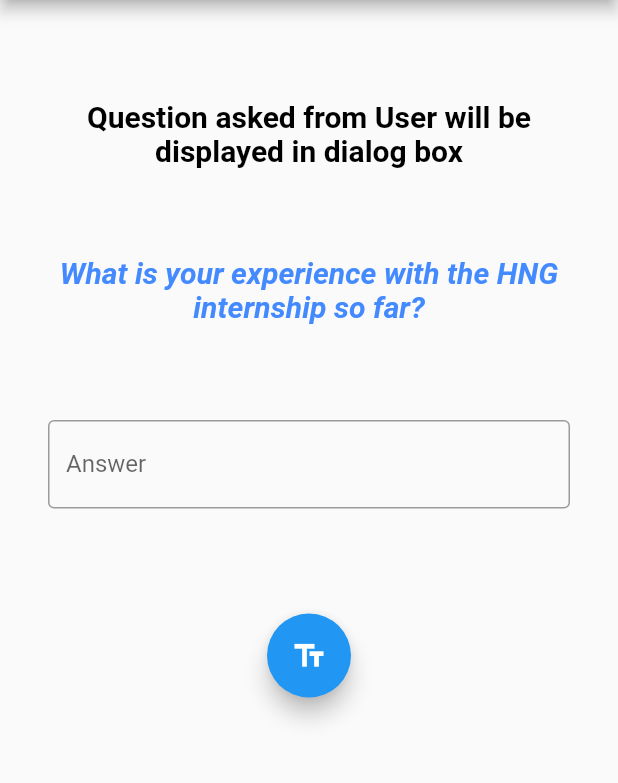
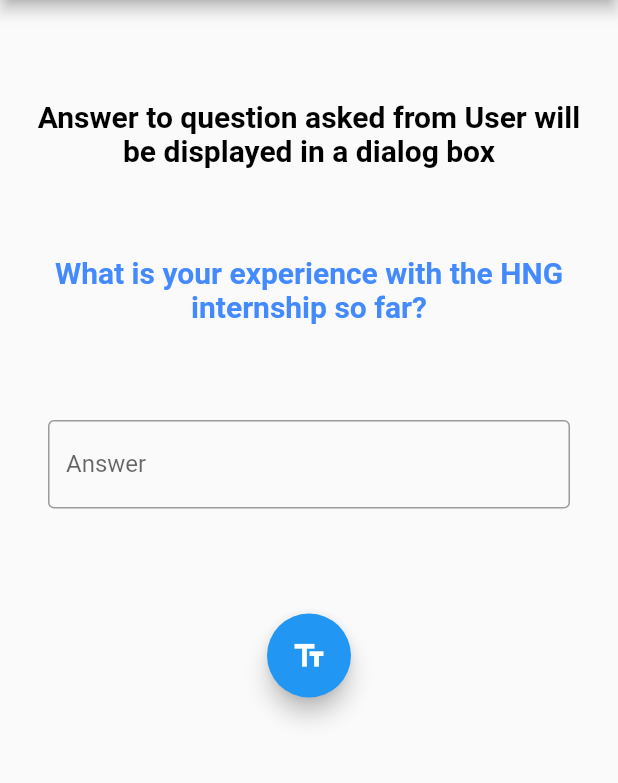
Before and after one commit to eunicePops/user_input_display, a Flutter app: the screen it shows after launch, on a phone screen of 412 x 824 dp, the part 84-867 px from its top. Run offline on Flutter 3.47's test engine with Material 2 defaults, Android fonts, the phone set to English and light mode, and no system bars.

Commit message:
Update main.dart

```diff
--- a/lib/main.dart
+++ b/lib/main.dart
@@ -61,7 +61,7 @@ class _ResultScreenState extends State<ResultScreen> {
                 padding: const EdgeInsets.all(16.0),
                 child: Center(
                   child: Text(
-                    'Question asked from User will be displayed in dialog box',
+                    'Answer to question asked from User will be displayed in a dialog box',
                     style: TextStyle(
                         color: Colors.black,
                         fontSize: 20,
@@ -79,8 +79,7 @@ class _ResultScreenState extends State<ResultScreen> {
                   style: TextStyle(
                       color: Colors.blueAccent,
                       fontSize: 20,
-                      fontWeight: FontWeight.bold,
-                      fontStyle: FontStyle.italic ),
+                      fontWeight: FontWeight.bold),
                     textAlign: TextAlign.center
                 ),
               ),
```
